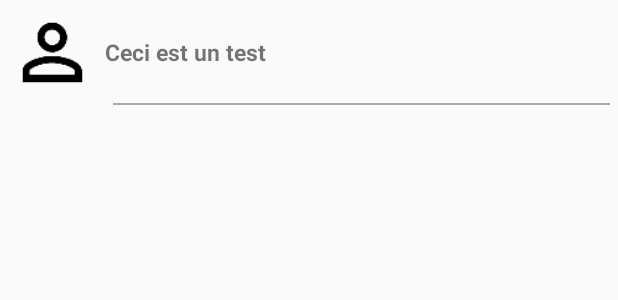
After one commit to AnthonyMineo/GoForLunch, an Android app: the layout coworker_recycle_item.xml on its own in the app's theme, with its tools: preview values and no code run, on a phone screen of 412 x 824 dp. The commit adds this screen. Shown: the top 300 px of the screen. Run offline under Robolectric (Android 15) with nearby library versions, the phone set to English and light mode, and no system bars.

Commit message:
Coworker list done

```diff
--- a/app/src/main/java/com/denma/goforlunch/Controllers/Fragments/RestaurantsListFragment.java
+++ b/app/src/main/java/com/denma/goforlunch/Controllers/Fragments/RestaurantsListFragment.java
@@ -99,7 +99,7 @@ public class RestaurantsListFragment extends BaseFragment {
     }
 
     private void configureOnClickRecyclerView() {
-        ItemClickSupport.addTo(recyclerView, R.layout.fragment_recycle_item)
+        ItemClickSupport.addTo(recyclerView, R.layout.restaurant_recycle_item)
                 .setOnItemClickListener(new ItemClickSupport.OnItemClickListener() {
                     @Override
                     public void onItemClicked(RecyclerView recyclerView, int position, View v) {
--- a/app/src/main/java/com/denma/goforlunch/Views/RestaurantAdapter.java
+++ b/app/src/main/java/com/denma/goforlunch/Views/RestaurantAdapter.java
@@ -32,7 +32,7 @@ public class RestaurantAdapter extends RecyclerView.Adapter<RestaurantViewHolder
         // CREATE VIEW HOLDER AND INFLATING ITS XML LAYOUT
         this.mContext = parent.getContext();
         LayoutInflater inflater = LayoutInflater.from(mContext);
-        View view = inflater.inflate(R.layout.fragment_recycle_item, parent, false);
+        View view = inflater.inflate(R.layout.restaurant_recycle_item, parent, false);
 
         return new RestaurantViewHolder(view);
     }
--- /dev/null
+++ b/app/src/main/res/layout/coworker_recycle_item.xml
@@ -0,0 +1,39 @@
+<?xml version="1.0" encoding="utf-8"?>
+<LinearLayout
+    xmlns:android="http://schemas.android.com/apk/res/android"
+    android:layout_width="match_parent"
+    android:layout_height="wrap_content">
+
+    <ImageView
+        android:id="@+id/coworker_recycle_item_user_image"
+        android:layout_width="70dp"
+        android:layout_height="70dp"
+        android:padding="5dp"
+        android:src="@drawable/baseline_perm_identity_black_48"/>
+
+    <RelativeLayout
+        android:layout_width="match_parent"
+        android:layout_height="match_parent"
+        android:orientation="vertical">
+
+        <TextView
+            android:id="@+id/coworker_recycle_item_user_choice"
+            android:layout_width="wrap_content"
+            android:layout_height="wrap_content"
+            android:text="Ceci est un test"
+            android:textSize="15sp"
+            android:textStyle="bold"
+            android:layout_alignParentLeft="true"
+            android:layout_centerInParent="true"/>
+
+        <FrameLayout
+            android:layout_width="match_parent"
+            android:layout_height="1dp"
+            android:layout_marginRight="5dp"
+            android:layout_marginLeft="5dp"
+            android:background="@android:color/darker_gray"
+            android:layout_alignParentBottom="true"/>
+
+    </RelativeLayout>
+
+</LinearLayout>
--- a/app/src/main/res/layout/fragment_recycle_item.xml
+++ b/app/src/main/res/layout/restaurant_recycle_item.xml
@@ -99,7 +99,6 @@
         android:layout_height="1dp"
         android:layout_marginRight="5dp"
         android:layout_marginLeft="5dp"
-        android:background="@android:color/darker_gray" >
-    </FrameLayout>
+        android:background="@android:color/darker_gray" />
 
 </LinearLayout>
```
Also changed, not shown: app/src/main/java/com/denma/goforlunch/Controllers/Activities/LunchActivity.java (+9 -0 lines), app/src/main/java/com/denma/goforlunch/Controllers/Fragments/CoWorkerListFragment.java (+86 -3 lines), app/src/main/java/com/denma/goforlunch/Views/CoWorkerAdapter.java (added, +53 -0 lines), app/src/main/java/com/denma/goforlunch/Views/CoWorkerViewHolder.java (added, +41 -0 lines).
